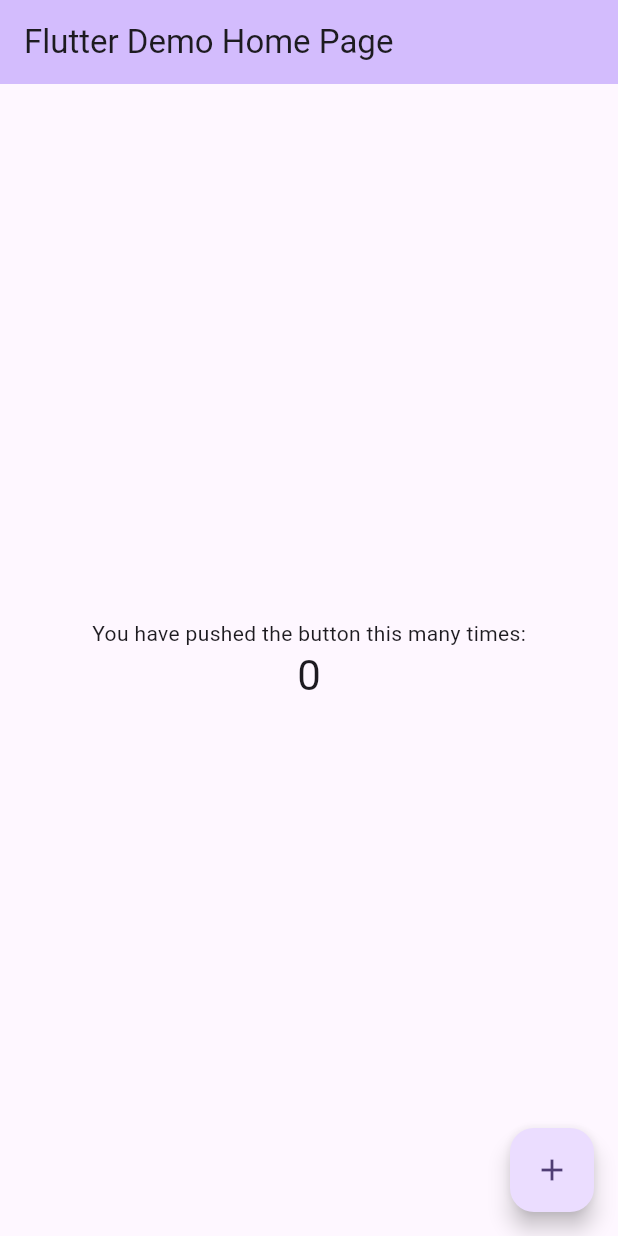
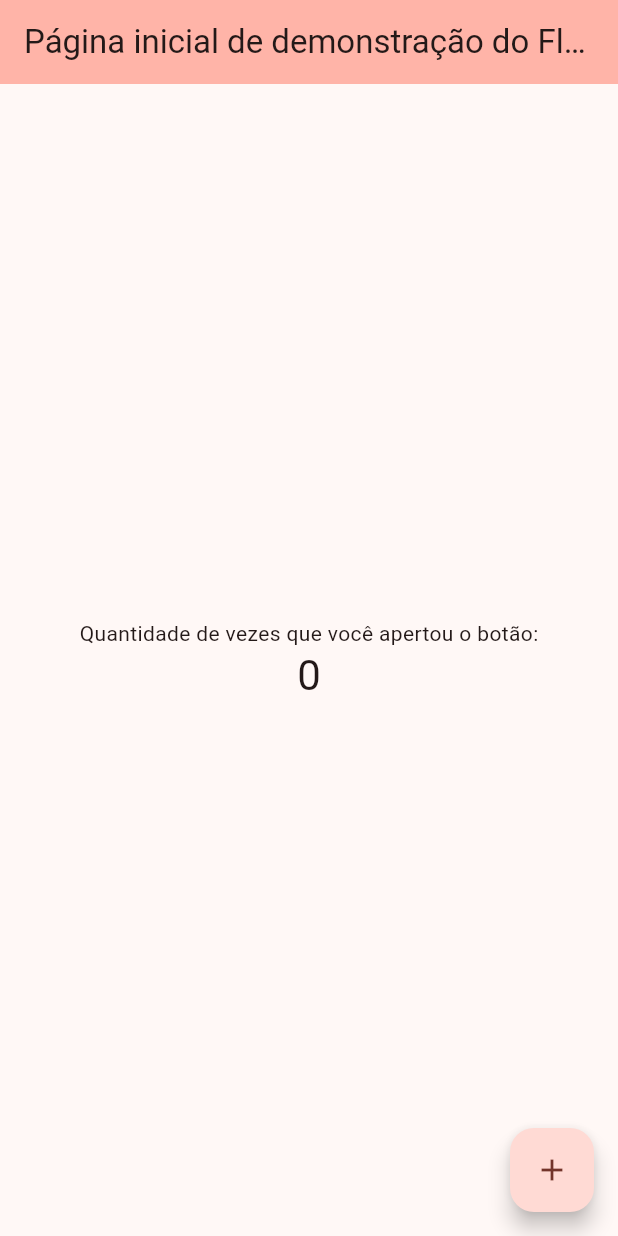
Before and after one commit to paullo-hh/firstapplication, a Flutter app: the screen it shows after launch, on a phone screen of 412 x 824 dp. Run offline on Flutter 3.47's test engine with Material 3 defaults, Android fonts, the phone set to English and light mode, and no system bars.

Commit message:
commit removed

```diff
--- a/lib/main.dart
+++ b/lib/main.dart
@@ -1,7 +1,4 @@
 import 'package:flutter/material.dart';
-
-
-
 void main() {
   runApp(const MyApp());
 }
@@ -9,46 +6,21 @@ void main() {
 class MyApp extends StatelessWidget {
   const MyApp({super.key});
 
-  // This widget is the root of your application.
   @override
   Widget build(BuildContext context) {
     return MaterialApp(
       title: 'Flutter Demo',
       theme: ThemeData(
-        // This is the theme of your application.
-        //
-        // TRY THIS: Try running your application with "flutter run". You'll see
-        // the application has a purple toolbar. Then, without quitting the app,
-        // try changing the seedColor in the colorScheme below to Colors.green
-        // and then invoke "hot reload" (save your changes or press the "hot
-        // reload" button in a Flutter-supported IDE, or press "r" if you used
-        // the command line to start the app).
-        //
-        // Notice that the counter didn't reset back to zero; the application
-        // state is not lost during the reload. To reset the state, use hot
-        // restart instead.
-        //
-        // This works for code too, not just values: Most code changes can be
-        // tested with just a hot reload.
-        colorScheme: ColorScheme.fromSeed(seedColor: Colors.deepPurple),
+        colorScheme: ColorScheme.fromSeed(seedColor: Color.fromARGB(255, 255, 0, 0)),
         useMaterial3: true,
       ),
-      home: const MyHomePage(title: 'Flutter Demo Home Page'),
+      home: const MyHomePage(title: 'Página inicial de demonstração do Flutter'),
     );
   }
 }
 
 class MyHomePage extends StatefulWidget {
   const MyHomePage({super.key, required this.title});
-
-  // This widget is the home page of your application. It is stateful, meaning
-  // that it has a State object (defined below) that contains fields that affect
-  // how it looks.
-
-  // This class is the configuration for the state. It holds the values (in this
-  // case the title) provided by the parent (in this case the App widget) and
-  // used by the build method of the State. Fields in a Widget subclass are
-  // always marked "final".
 
   final String title;
 
@@ -61,54 +33,23 @@ class _MyHomePageState extends State<MyHomePage> {
 
   void _incrementCounter() {
     setState(() {
-      // This call to setState tells the Flutter framework that something has
-      // changed in this State, which causes it to rerun the build method below
-      // so that the display can reflect the updated values. If we changed
-      // _counter without calling setState(), then the build method would not be
-      // called again, and so nothing would appear to happen.
       _counter++;
     });
   }
 
   @override
   Widget build(BuildContext context) {
-    // This method is rerun every time setState is called, for instance as done
-    // by the _incrementCounter method above.
-    //
-    // The Flutter framework has been optimized to make rerunning build methods
-    // fast, so that you can just rebuild anything that needs updating rather
-    // than having to individually change instances of widgets.
     return Scaffold(
       appBar: AppBar(
-        // TRY THIS: Try changing the color here to a specific color (to
-        // Colors.amber, perhaps?) and trigger a hot reload to see the AppBar
-        // change color while the other colors stay the same.
         backgroundColor: Theme.of(context).colorScheme.inversePrimary,
-        // Here we take the value from the MyHomePage object that was created by
-        // the App.build method, and use it to set our appbar title.
         title: Text(widget.title),
       ),
       body: Center(
-        // Center is a layout widget. It takes a single child and positions it
-        // in the middle of the parent.
         child: Column(
-          // Column is also a layout widget. It takes a list of children and
-          // arranges them vertically. By default, it sizes itself to fit its
-          // children horizontally, and tries to be as tall as its parent.
-          //
-          // Column has various properties to control how it sizes itself and
-          // how it positions its children. Here we use mainAxisAlignment to
-          // center the children vertically; the main axis here is the vertical
-          // axis because Columns are vertical (the cross axis would be
-          // horizontal).
-          //
-          // TRY THIS: Invoke "debug painting" (choose the "Toggle Debug Paint"
-          // action in the IDE, or press "p" in the console), to see the
-          // wireframe for each widget.
           mainAxisAlignment: MainAxisAlignment.center,
           children: <Widget>[
             const Text(
-              'You have pushed the button this many times:',
+              'Quantidade de vezes que você apertou o botão:',
             ),
             Text(
               '$_counter',
@@ -121,7 +62,7 @@ class _MyHomePageState extends State<MyHomePage> {
         onPressed: _incrementCounter,
         tooltip: 'Increment',
         child: const Icon(Icons.add),
-      ), // This trailing comma makes auto-formatting nicer for build methods.
+      ),
     );
   }
 }
```
